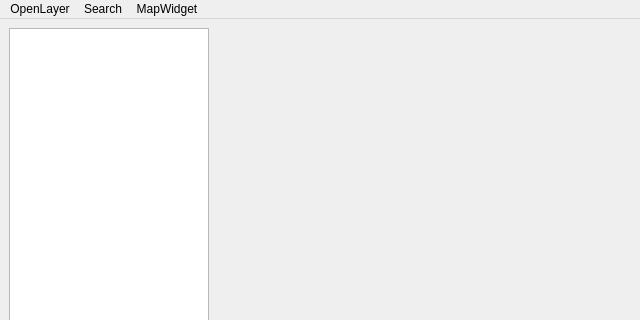
First picture: the form in 9/DecisionSystems/Lab1/source/SimpleMapEditor/Ui/MainWindow.ui, repository sidorovis/restudy, before the edit; both pictures show x 0 to 640 and y 0 to 320 of the 640 by 480 pixel window.
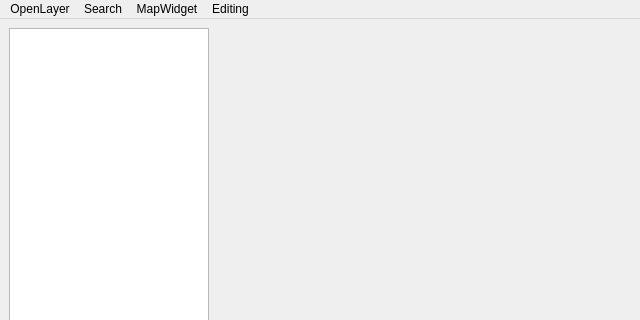
Second picture: the form after the edit. Custom widgets are drawn as their Qt base class.

Commit message: full report + editing dot layer name-description editing values

```diff
--- a/9/DecisionSystems/Lab1/source/SimpleMapEditor/Ui/MainWindow.ui
+++ b/9/DecisionSystems/Lab1/source/SimpleMapEditor/Ui/MainWindow.ui
@@ -178,9 +178,16 @@
     <addaction name="separator"/>
     <addaction name="actionZoomToSelected"/>
    </widget>
+   <widget class="QMenu" name="menuEditing">
+    <property name="title">
+     <string>Editing</string>
+    </property>
+    <addaction name="actionGenerateNewLayer"/>
+   </widget>
    <addaction name="menuOpenLayer"/>
    <addaction name="menuSearch"/>
    <addaction name="menuMapWidget"/>
+   <addaction name="menuEditing"/>
   </widget>
   <widget class="QStatusBar" name="statusbar"/>
   <action name="actionOGR_mif_map_file_types">
```
Left out of the diff: 27 changed lines with no effect on the pictures. The commit also changes 13 other files.
